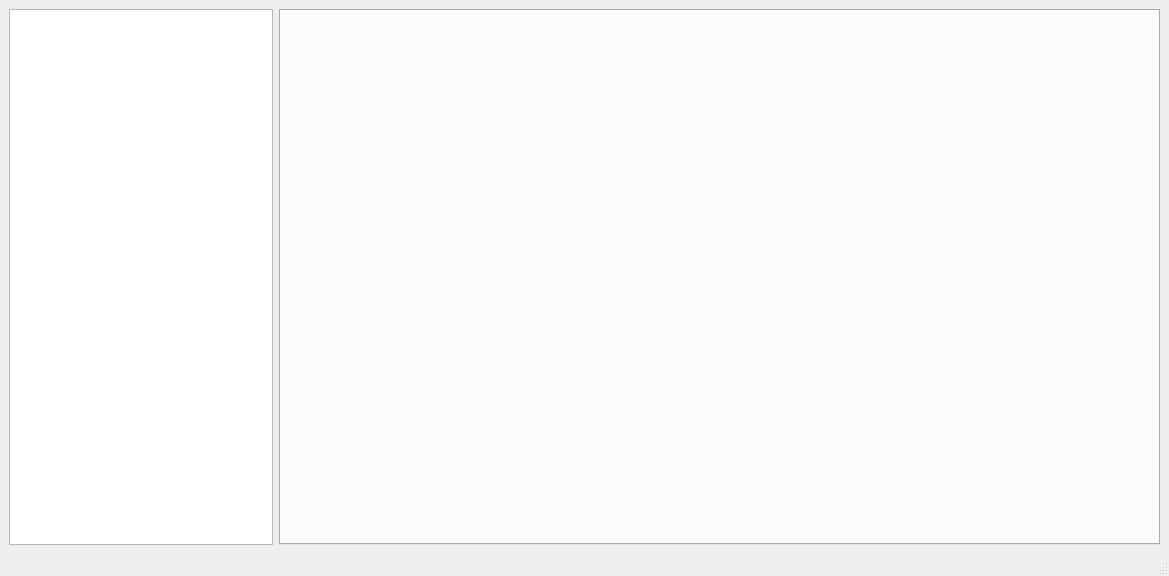
castorsoft/callisto, file client3/src/presentation/views/MainWindow.ui: the form before one commit.
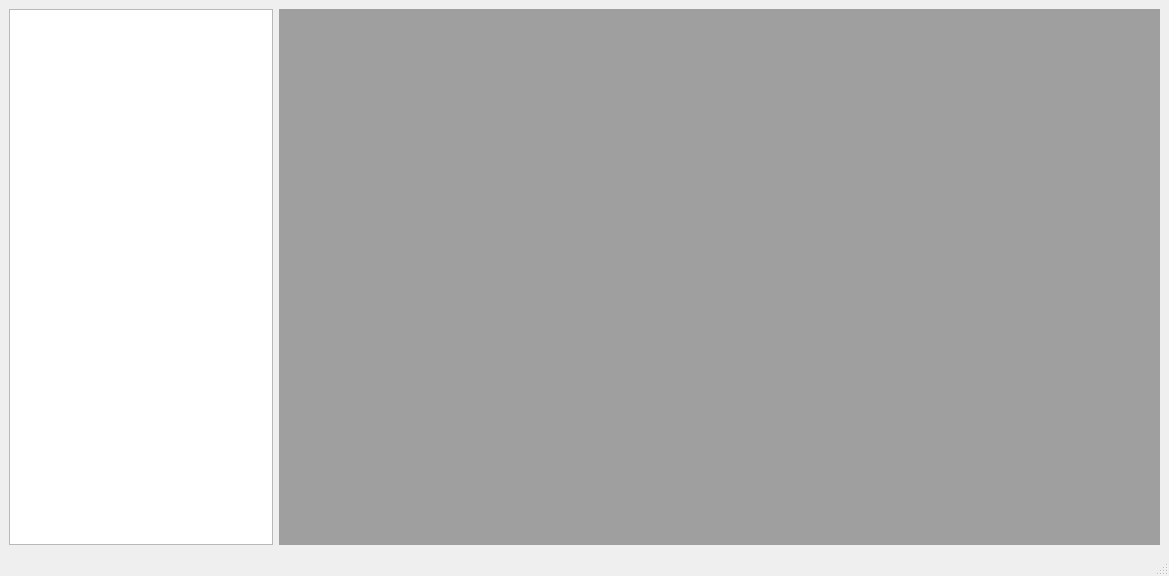
The form after the commit.

Diff of the .ui file:
```diff
--- a/client3/src/presentation/views/MainWindow.ui
+++ b/client3/src/presentation/views/MainWindow.ui
@@ -38,7 +38,7 @@
      </widget>
     </item>
     <item>
-     <widget class="QTabWidget" name="tabWidget"/>
+     <widget class="QMdiArea" name="mdiArea"/>
     </item>
    </layout>
   </widget>
```
